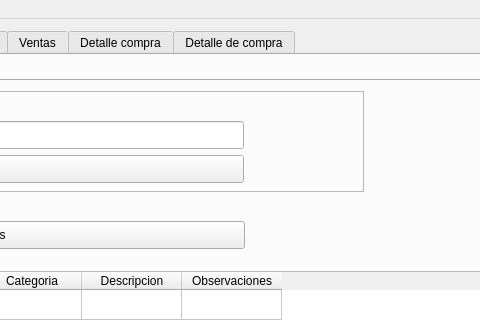
Above: gui.ui from hernan-peralta/trabajo-final-gestion-stock before the change; both pictures show x 561 to 1041 and y 0 to 320 of the 1259 by 852 pixel window. Below: the same form after it.
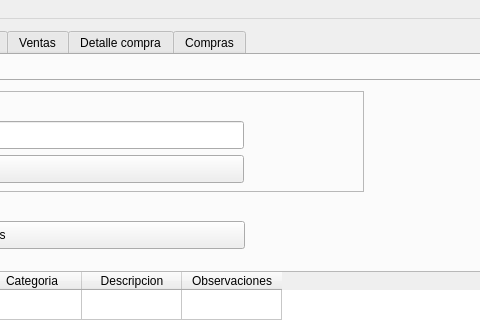
That is the form after the change.

Patch:
```diff
--- a/gui.ui
+++ b/gui.ui
@@ -3141,7 +3141,7 @@
     </widget>
     <widget class="QWidget" name="tab_compras">
      <attribute name="title">
-      <string>Detalle de compra</string>
+      <string>Compras</string>
      </attribute>
      <widget class="QTabWidget" name="tabWidgetCompra">
       <property name="geometry">
```
Left out of the diff: 5 changed lines with no effect on the pictures.
